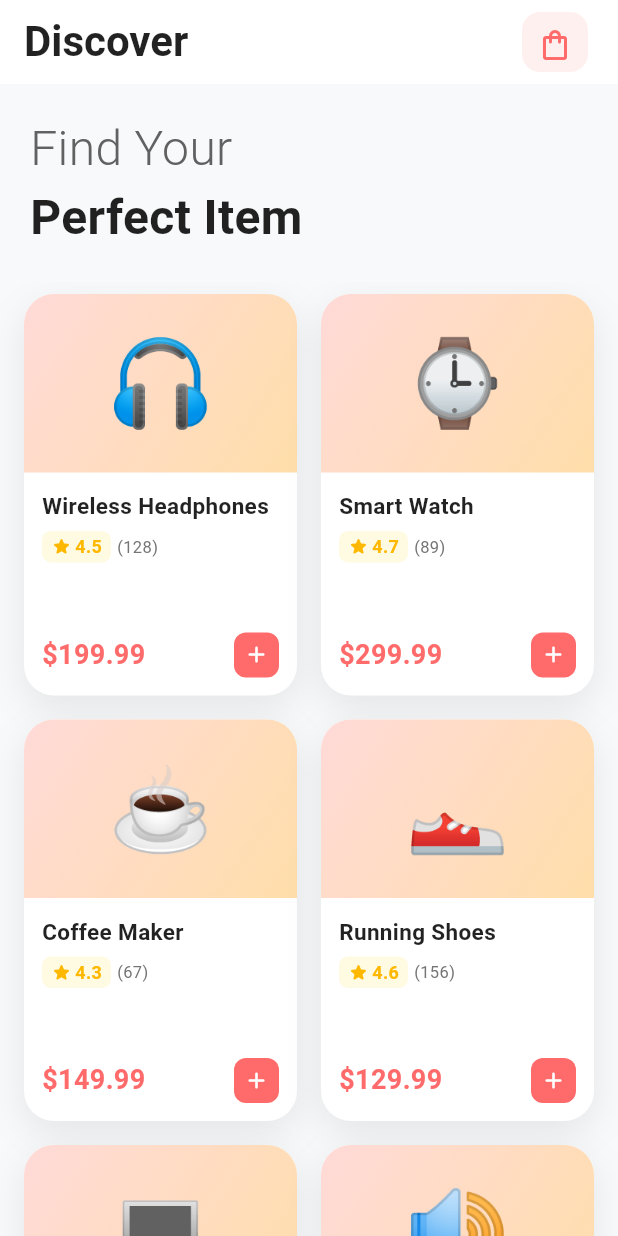
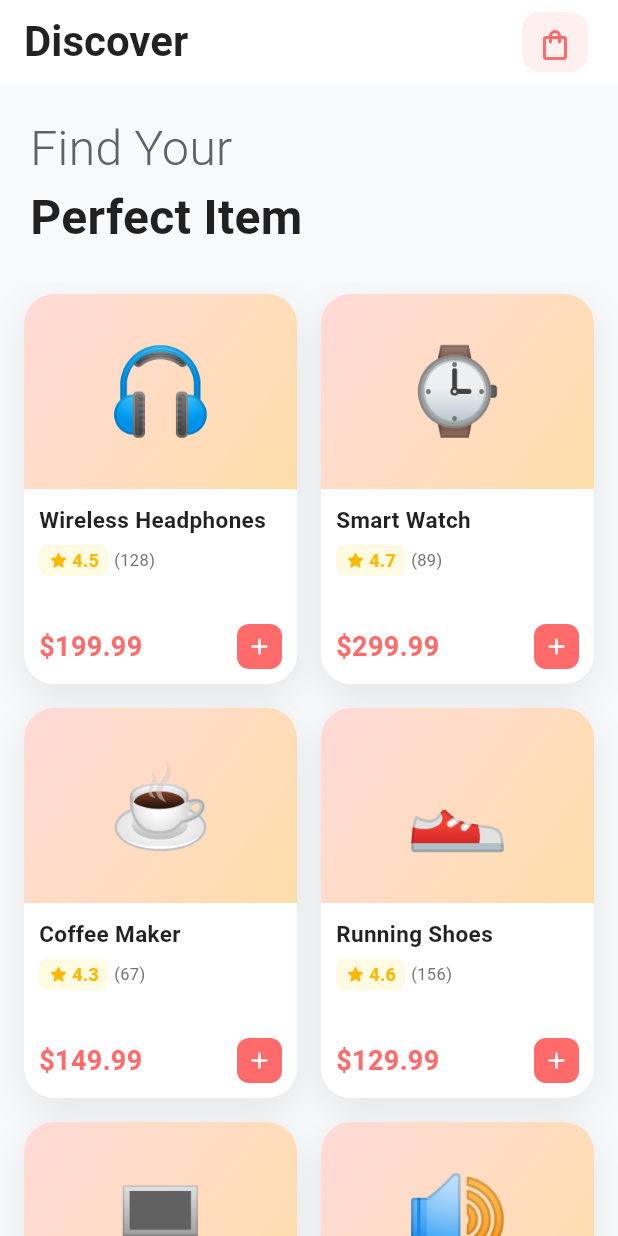
Before and after one commit to AKELBASRI/flutter_portfolio, a Flutter app: the screen it shows after launch, on a phone screen of 412 x 824 dp. Run offline on Flutter 3.47's test engine with Material 3 defaults, Android fonts, the phone set to English and light mode, and no system bars; our stand-ins replace shared_preferences.

Commit message:
Fix overflow bug in e-commerce product cards
- Reduced product details flex from 5 to 4
- Adjusted padding from 12 to 10
- Increased childAspectRatio from 0.68 to 0.7
- Fixes "BOTTOM OVERFLOWED BY 7.3 PIXELS" error

🤖 Generated with [Claude Code](https://claude.com/claude-code)

Co-Authored-By: Claude <noreply@anthropic.com>

```diff
--- a/ecommerce_app_simple/lib/screens/product_list_screen.dart
+++ b/ecommerce_app_simple/lib/screens/product_list_screen.dart
@@ -108,7 +108,7 @@ class ProductListScreen extends StatelessWidget {
                   padding: const EdgeInsets.symmetric(horizontal: 16, vertical: 8),
                   gridDelegate: const SliverGridDelegateWithFixedCrossAxisCount(
                     crossAxisCount: 2,
-                    childAspectRatio: 0.68,
+                    childAspectRatio: 0.7,
                     crossAxisSpacing: 16,
                     mainAxisSpacing: 16,
                   ),
@@ -169,9 +169,9 @@ class ProductListScreen extends StatelessWidget {
 
                             // Product Details
                             Expanded(
-                              flex: 5,
+                              flex: 4,
                               child: Padding(
-                                padding: const EdgeInsets.all(12),
+                                padding: const EdgeInsets.all(10),
                                 child: Column(
                                   crossAxisAlignment: CrossAxisAlignment.start,
                                   children: [
```
